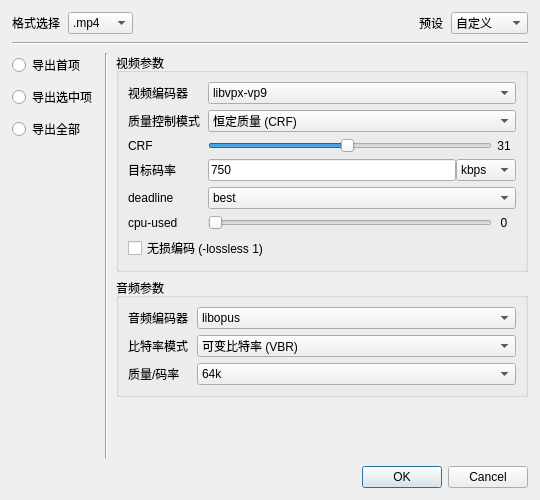
Above: Secondary_UI/Output_Setting_Dlog.ui from YaoqingAyuan/Memoria_V2 before the change. Below: the same form after it.
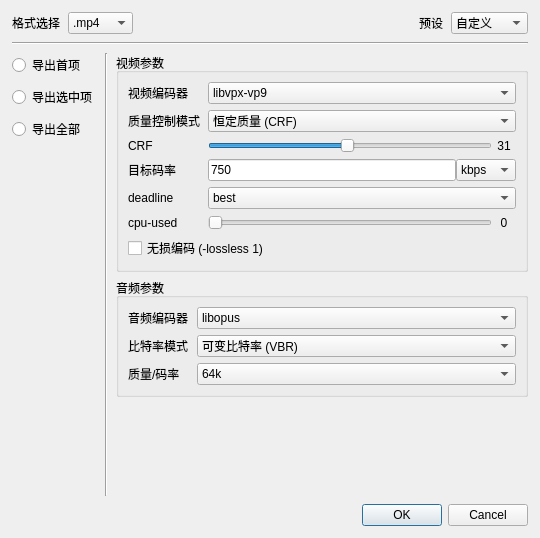
That is the form after the change. The open tabs and pages were chosen to show the change.

Diff of the .ui file:
```diff
--- a/Secondary_UI/Output_Setting_Dlog.ui
+++ b/Secondary_UI/Output_Setting_Dlog.ui
@@ -7,7 +7,7 @@
     <x>0</x>
     <y>0</y>
     <width>540</width>
-    <height>500</height>
+    <height>538</height>
    </rect>
   </property>
   <property name="windowTitle">
```
Left out of the diff: 25 changed lines with no effect on the pictures.
